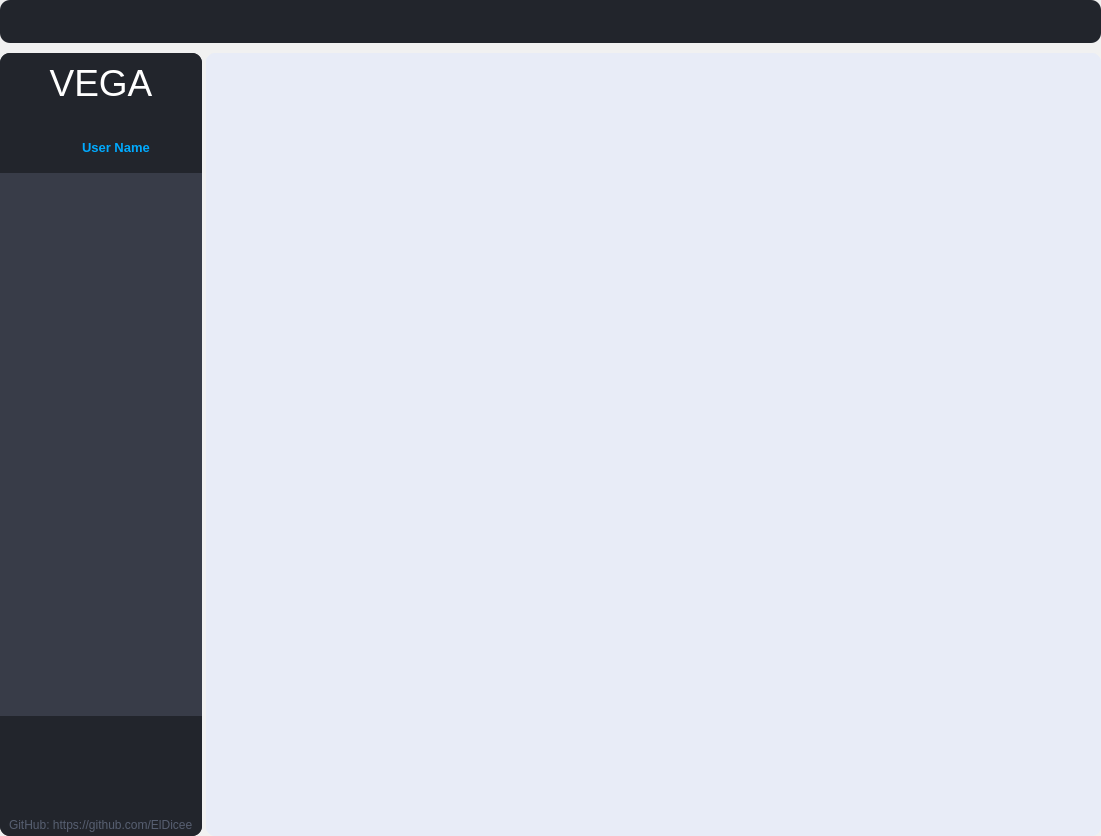
Before: the Qt Designer form App/Desktop/Win/Code/ok_ui.ui in ElDicee/Vega, drawn with Qt 5.
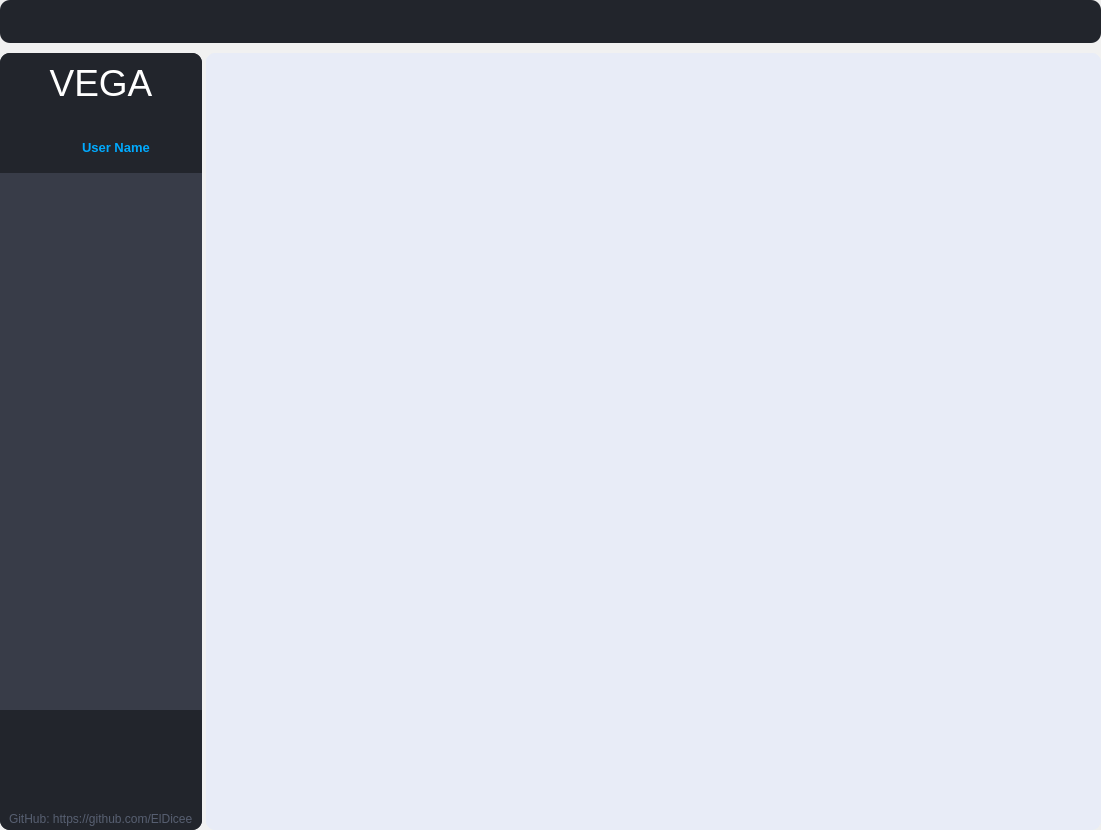
After: the same form once the commit is applied. Icons and pictures are not drawn.

Patch:
```diff
--- a/App/Desktop/Win/Code/ok_ui.ui
+++ b/App/Desktop/Win/Code/ok_ui.ui
@@ -7,7 +7,7 @@
     <x>0</x>
     <y>0</y>
     <width>1101</width>
-    <height>836</height>
+    <height>830</height>
    </rect>
   </property>
   <property name="sizePolicy">
@@ -342,7 +342,7 @@
                <x>0</x>
                <y>0</y>
                <width>207</width>
-               <height>543</height>
+               <height>537</height>
               </rect>
              </property>
              <property name="styleSheet">
@@ -600,7 +600,25 @@
             <number>0</number>
            </property>
            <item>
-            <widget class="QGraphicsView" name="graphicsView"/>
+            <widget class="QGraphicsView" name="graphicsView">
+             <property name="backgroundBrush">
+              <brush brushstyle="SolidPattern">
+               <color alpha="255">
+                <red>0</red>
+                <green>170</green>
+                <blue>255</blue>
+               </color>
+              </brush>
+             </property>
+             <property name="sceneRect">
+              <rectf>
+               <x>0.000000000000000</x>
+               <y>0.000000000000000</y>
+               <width>0.000000000000000</width>
+               <height>0.000000000000000</height>
+              </rectf>
+             </property>
+            </widget>
            </item>
           </layout>
          </widget>
```
